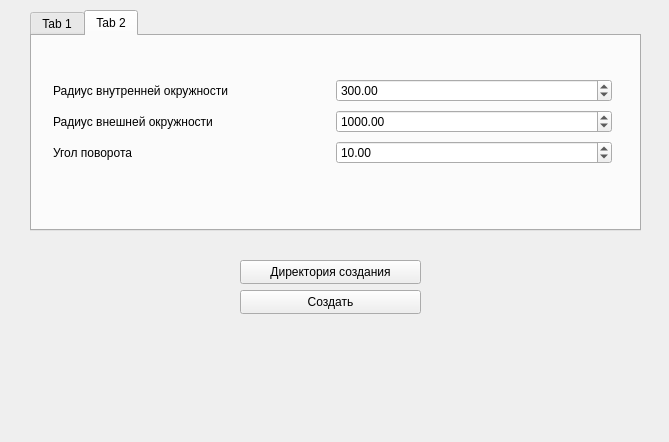
Old version of the form Obj_Sphere_Maker/Obj_Sphere_Maker/mainwindow.ui in the repository gordiig/Solar_system_guide.
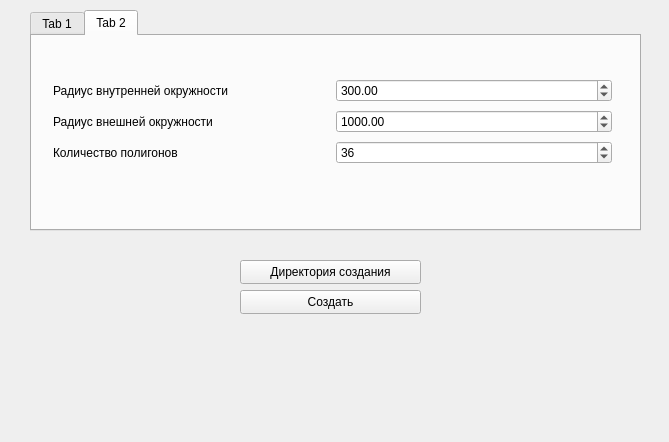
New version of the form.

Commit message: Creating ring without vt

```diff
--- a/Obj_Sphere_Maker/Obj_Sphere_Maker/mainwindow.ui
+++ b/Obj_Sphere_Maker/Obj_Sphere_Maker/mainwindow.ui
@@ -171,7 +171,7 @@
        <item row="2" column="0">
         <widget class="QLabel" name="label_4">
          <property name="text">
-          <string>Угол поворота</string>
+          <string>Количество полигонов</string>
          </property>
          <property name="wordWrap">
           <bool>true</bool>
@@ -216,12 +216,15 @@
         </widget>
        </item>
        <item row="2" column="1">
-        <widget class="QDoubleSpinBox" name="Spin_Ring_dAng">
+        <widget class="QSpinBox" name="SpinRingPolys">
+         <property name="minimum">
+          <number>3</number>
+         </property>
          <property name="maximum">
-          <double>360.000000000000000</double>
+          <number>100</number>
          </property>
          <property name="value">
-          <double>10.000000000000000</double>
+          <number>36</number>
          </property>
         </widget>
        </item>
```
The commit also changes 2 other files.
